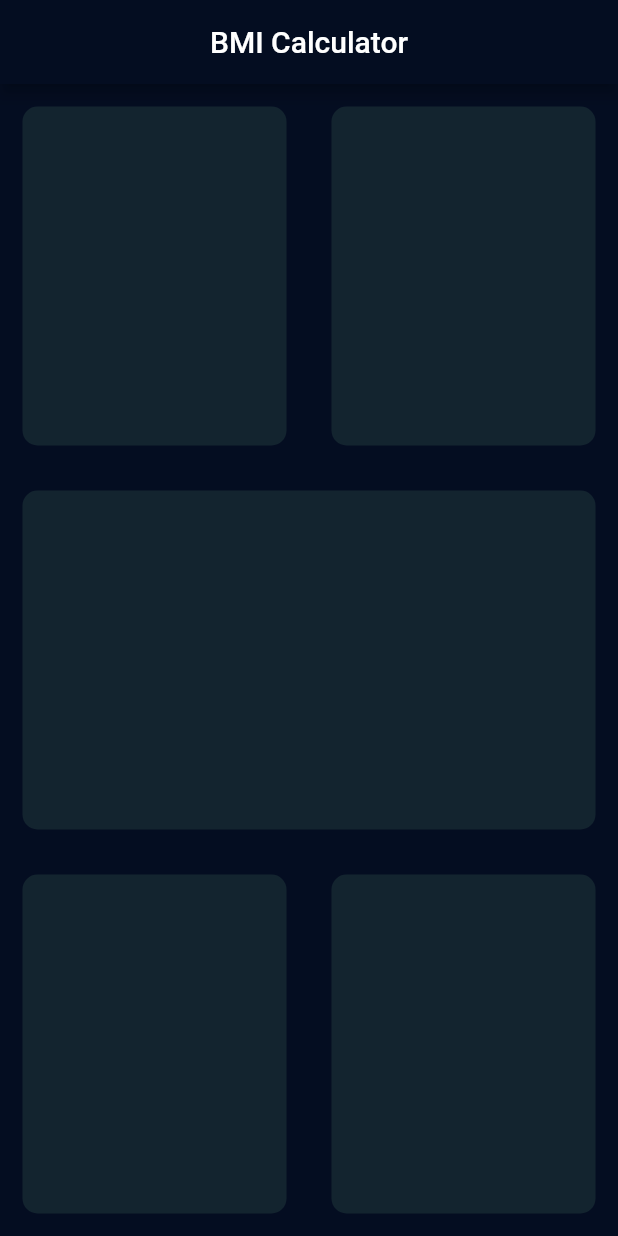
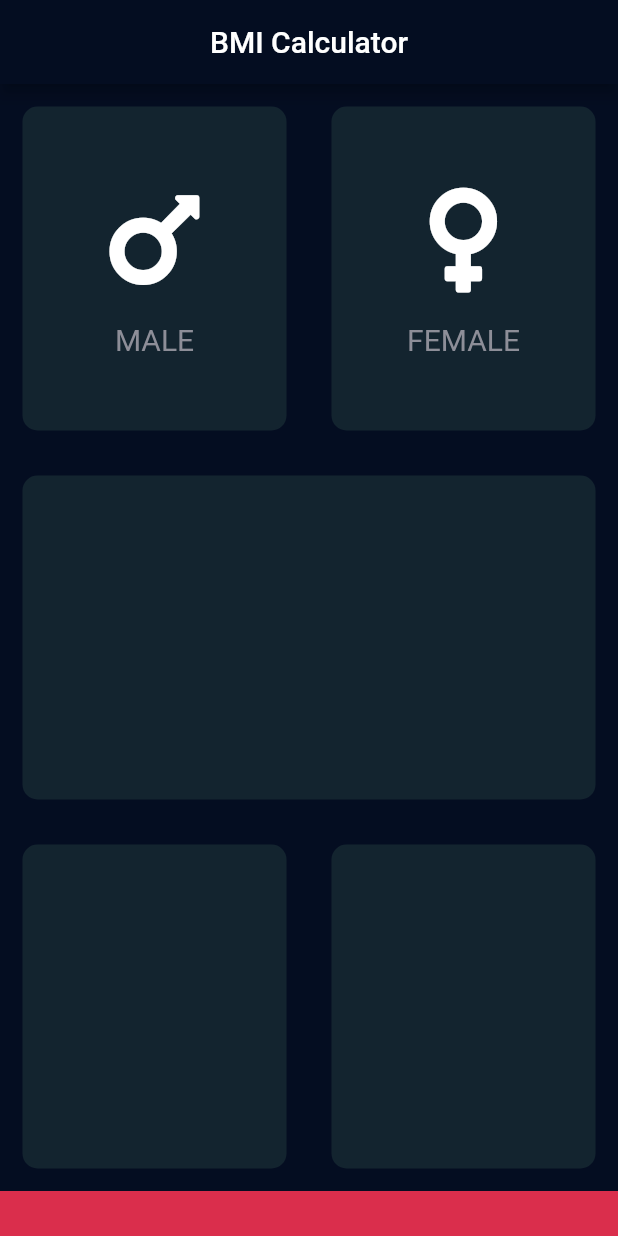
Before and after one commit to geekymeeky/bmi-calculator, a Flutter app: the screen it shows after launch, on a phone screen of 412 x 824 dp. Run offline on Flutter 3.47's test engine with Material 2 defaults, Android fonts, the phone set to English and light mode, and no system bars; our stand-ins replace font_awesome_flutter.

Commit message:
Created Icon Content widget

```diff
--- a/lib/input_page.dart
+++ b/lib/input_page.dart
@@ -1,4 +1,9 @@
 import 'package:flutter/material.dart';
+import 'package:font_awesome_flutter/font_awesome_flutter.dart';
+
+const bottomContainerHeight = 80.0;
+const bottomContainerColor = Color(0xFFDA2E4C);
+const activeCardColour = Color(0xFF13242F);
 
 class InputPage extends StatefulWidget {
   @override
@@ -15,12 +20,16 @@ class _InputPageState extends State<InputPage> {
             children: <Widget>[
               Expanded(
                 child: ReusableCard(
-                  colour: Color(0xFF13242F),
+                  colour: activeCardColour,
+                  cardChild:
+                      IconContent(icon: FontAwesomeIcons.mars, label: "MALE"),
                 ),
               ),
               Expanded(
                 child: ReusableCard(
-                  colour: Color(0xFF13242F),
+                  colour: activeCardColour,
+                  cardChild: IconContent(
+                      icon: FontAwesomeIcons.venus, label: "FEMALE"),
                 ),
               ),
             ],
@@ -28,7 +37,7 @@ class _InputPageState extends State<InputPage> {
         ),
         Expanded(
           child: ReusableCard(
-            colour: Color(0xFF13242F),
+            colour: activeCardColour,
           ),
         ),
         Expanded(
@@ -36,16 +45,47 @@ class _InputPageState extends State<InputPage> {
             children: <Widget>[
               Expanded(
                 child: ReusableCard(
-                  colour: Color(0xFF13242F),
+                  colour: activeCardColour,
                 ),
               ),
               Expanded(
                 child: ReusableCard(
-                  colour: Color(0xFF13242F),
+                  colour: activeCardColour,
                 ),
               ),
             ],
           ),
+        ),
+        Container(
+          color: bottomContainerColor,
+          width: double.infinity,
+          height: 30.0,
+        )
+      ],
+    );
+  }
+}
+
+class IconContent extends StatelessWidget {
+  IconContent({this.icon, this.label});
+  final IconData icon;
+  final String label;
+  @override
+  Widget build(BuildContext context) {
+    return Column(
+      mainAxisAlignment: MainAxisAlignment.center,
+      children: <Widget>[
+        Icon(
+          icon,
+          size: 80.0,
+          color: Colors.white,
+        ),
+        SizedBox(
+          height: 15.0,
+        ),
+        Text(
+          label,
+          style: TextStyle(fontSize: 20.0, color: Color(0xFF8D8E98)),
         )
       ],
     );
@@ -53,11 +93,13 @@ class _InputPageState extends State<InputPage> {
 }
 
 class ReusableCard extends StatelessWidget {
-  ReusableCard({@required this.colour});
+  ReusableCard({@required this.colour, this.cardChild});
   final Color colour;
+  final Widget cardChild;
   @override
   Widget build(BuildContext context) {
     return Container(
+      child: cardChild,
       margin: EdgeInsets.all(15.0),
       decoration: BoxDecoration(
           borderRadius: BorderRadius.circular(10.0), color: colour),
--- a/pubspec.yaml
+++ b/pubspec.yaml
@@ -23,6 +23,7 @@ environment:
 dependencies:
   flutter:
     sdk: flutter
+  font_awesome_flutter: ^9.0.0
 
 
   # The following adds the Cupertino Icons font to your application.
```
Also changed, not shown: pubspec.lock.
